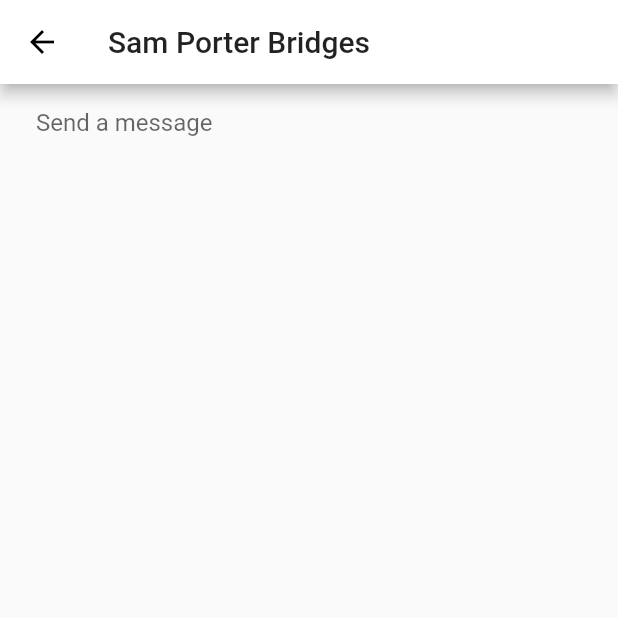
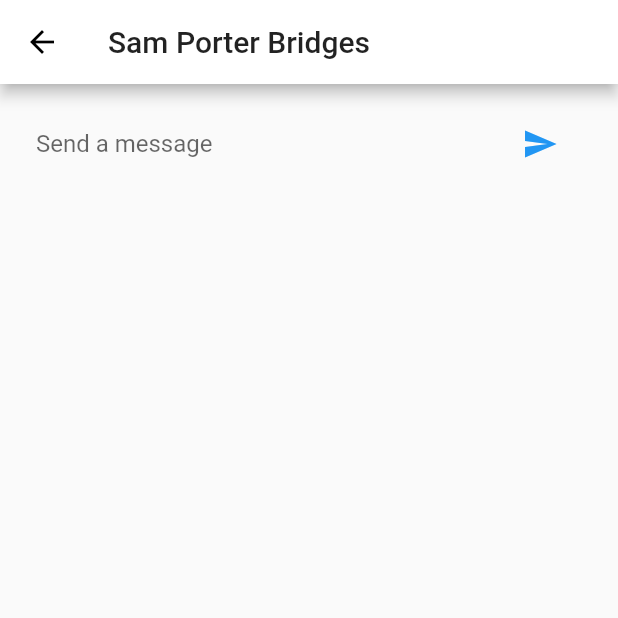
Before and after one commit to kimulaco/flutter-example, a Flutter app: the screen it shows after launch, after a tap on "Sam Porter Bridges", on a phone screen of 412 x 824 dp, the top half of it. Run offline on Flutter 3.47's test engine with Material 2 defaults, Android fonts, the phone set to English and light mode, and no system bars.

Commit message:
add submit button

```diff
--- a/lib/pages/chat.dart
+++ b/lib/pages/chat.dart
@@ -21,10 +21,28 @@ class ChatPageState extends State<ChatPage> {
   Widget _messageForm() {
     return Container(
       margin: EdgeInsets.symmetric(horizontal: 8.0),
-      child: TextField(
-        controller: _textController,
-        onSubmitted: _handleSubmitted,
-        decoration: InputDecoration.collapsed(hintText: 'Send a message'),
+      child: Row(
+        children: [
+          Flexible(
+            child: TextField(
+              controller: _textController,
+              onSubmitted: _handleSubmitted,
+              decoration: InputDecoration.collapsed(hintText: 'Send a message'),
+            ),
+          ),
+          IconTheme(
+            data: IconThemeData(color: Theme.of(context).accentColor),
+            child: Container(
+              margin: EdgeInsets.symmetric(horizontal: 4.0),
+              child: IconButton(
+                icon: const Icon(Icons.send),
+                onPressed: () {
+                  _handleSubmitted(_textController.text);
+                },
+              ),
+            ),
+          ),
+        ],
       ),
     );
   }
```
